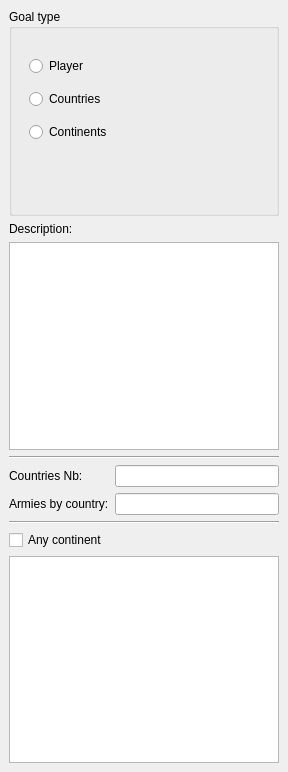
First picture: the form in ksirkskineditor/ksirkgoaldefinition.ui, repository KDE/ksirk, before the edit.
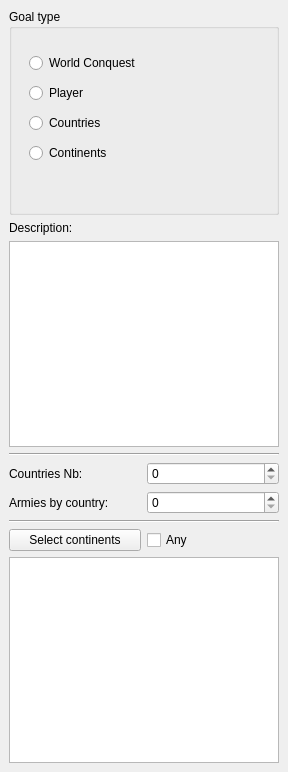
Second picture: the form after the edit.

Patch:
```diff
--- a/ksirkskineditor/ksirkgoaldefinition.ui
+++ b/ksirkskineditor/ksirkgoaldefinition.ui
@@ -31,10 +31,17 @@
          <x>20</x>
          <y>40</y>
          <width>221</width>
-         <height>101</height>
+         <height>118</height>
         </rect>
        </property>
        <layout class="QVBoxLayout" name="verticalLayout" >
+        <item>
+         <widget class="QRadioButton" name="worldtype" >
+          <property name="text" >
+           <string>World Conquest</string>
+          </property>
+         </widget>
+        </item>
         <item>
          <widget class="QRadioButton" name="playertype" >
           <property name="text" >
@@ -86,16 +93,6 @@
         </property>
        </widget>
       </item>
-      <item row="0" column="1" >
-       <widget class="QLineEdit" name="nbcountries" >
-        <property name="text" >
-         <string/>
-        </property>
-        <property name="alignment" >
-         <set>Qt::AlignRight|Qt::AlignTrailing|Qt::AlignVCenter</set>
-        </property>
-       </widget>
-      </item>
       <item row="1" column="0" >
        <widget class="QLabel" name="label_2" >
         <property name="text" >
@@ -103,8 +100,11 @@
         </property>
        </widget>
       </item>
+      <item row="0" column="1" >
+       <widget class="QSpinBox" name="nbcountries" />
+      </item>
       <item row="1" column="1" >
-       <widget class="QLineEdit" name="armiesbycountry" />
+       <widget class="QSpinBox" name="armiesbycountry" />
       </item>
      </layout>
     </item>
@@ -116,11 +116,22 @@
      </widget>
     </item>
     <item>
-     <widget class="QCheckBox" name="checkBox" >
-      <property name="text" >
-       <string>Any continent</string>
-      </property>
-     </widget>
+     <layout class="QHBoxLayout" name="horizontalLayout" >
+      <item>
+       <widget class="QPushButton" name="selectcontinentsbutton" >
+        <property name="text" >
+         <string>Select continents</string>
+        </property>
+       </widget>
+      </item>
+      <item>
+       <widget class="QCheckBox" name="anycontinent" >
+        <property name="text" >
+         <string>Any</string>
+        </property>
+       </widget>
+      </item>
+     </layout>
     </item>
     <item>
      <widget class="QListWidget" name="continentslist" />
```
